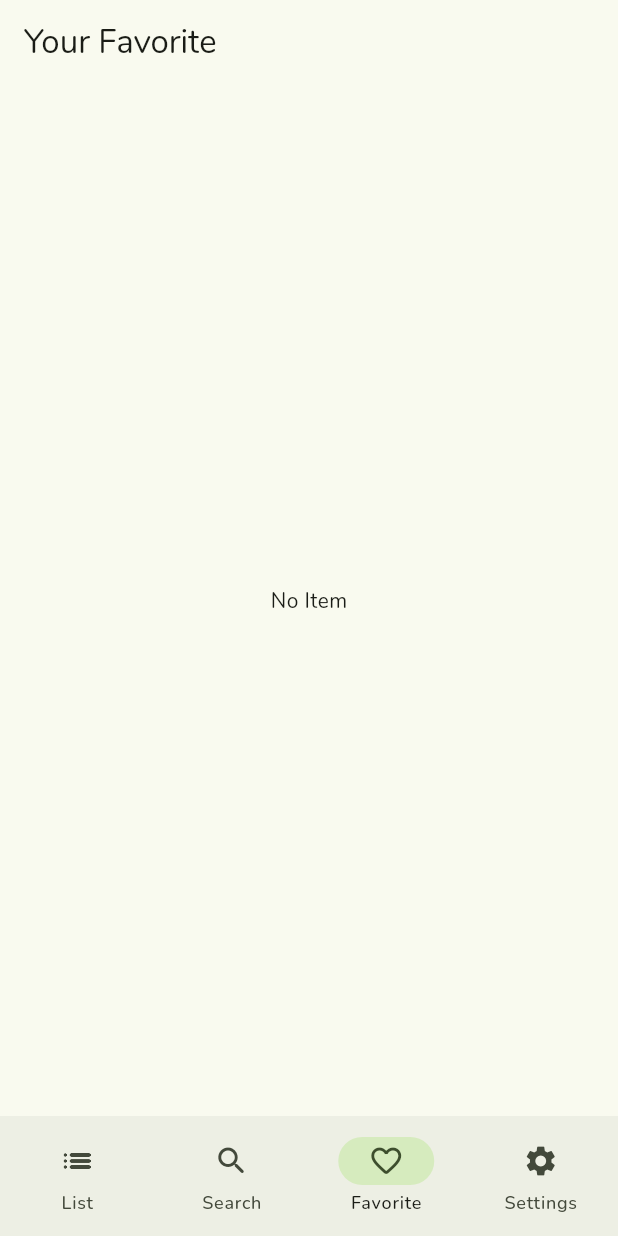
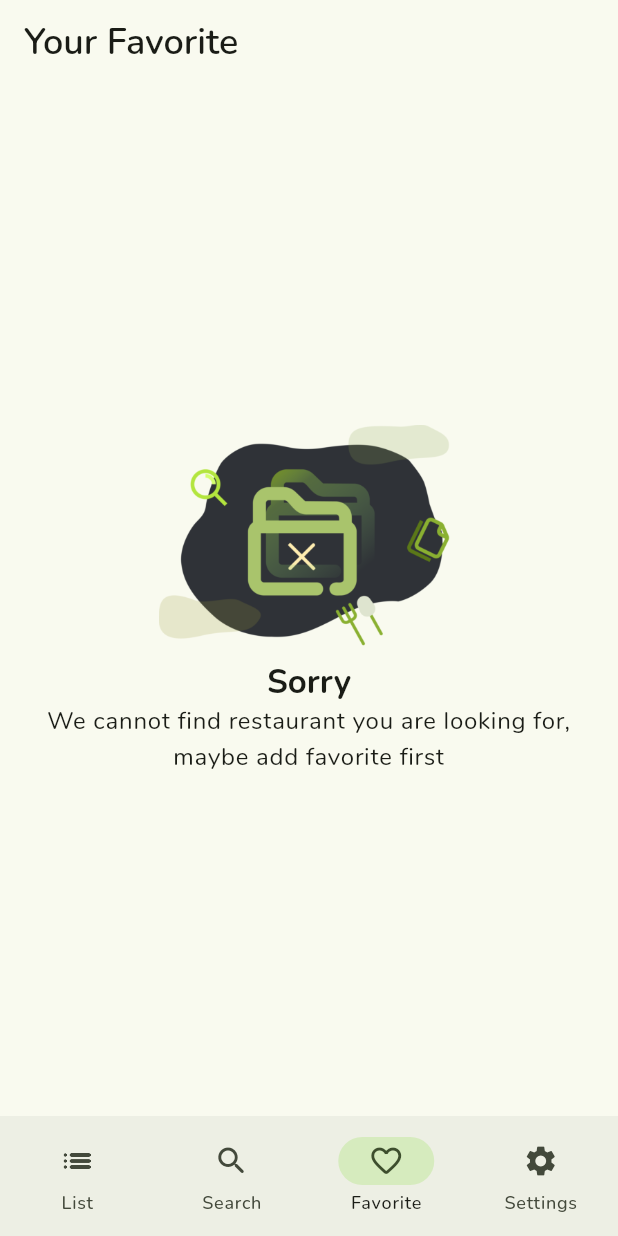
Before and after one commit to waffiqaziz/restaurantzz, a Flutter app: the screen it shows after launch, item 3 of the bottom bar chosen, on a phone screen of 412 x 824 dp. Run offline on Flutter 3.47's test engine with Material 3 defaults, Android fonts, the phone set to English and light mode, and no system bars; our stand-ins replace flutter_rating_bar, readmore, shared_preferences, sqflite, sqflite_common_ffi_web; accounts and stored records are empty; network calls fail; project files that could hold a hidden picture were left out.

Commit message:
feat: improve error message and others information with illustrations (#10)
- improve error message with illustration
- improve not found for search with illustration
- improve no favorite list with illustration

```diff
--- a/lib/core/common/strings.dart
+++ b/lib/core/common/strings.dart
@@ -30,9 +30,9 @@ class Strings {
 
   static String yourFavorite = "Your Favorite";
   static String noFavorite =
-      "We cannot find restaurant you are looking for,\nmaybe add favorite first";
+      "We cannot find restaurant you are looking for, maybe add favorite first";
 
-  static String sorry = "SORRY";
+  static String sorry = "Sorry";
   static String settings = "Settings";
   static String enableNotification = "Enable Notification";
   static String darkMode = "Dark Mode";
--- a/lib/feature/favorite/screen/favorite_screen.dart
+++ b/lib/feature/favorite/screen/favorite_screen.dart
@@ -15,7 +15,7 @@ class FavoriteScreen extends StatefulWidget {
 class _FavoriteScreenState extends State<FavoriteScreen> {
   @override
   void initState() {
-    Future.microtask(() {
+    WidgetsBinding.instance.addPostFrameCallback((_) {
       context.read<LocalDatabaseProvider>().loadAllRestaurant();
     });
     super.initState();
@@ -25,7 +25,13 @@ class _FavoriteScreenState extends State<FavoriteScreen> {
   Widget build(BuildContext context) {
     return Scaffold(
       appBar: AppBar(
-        title: Text(Strings.yourFavorite),
+        title: Text(
+          Strings.yourFavorite,
+          style: Theme.of(context)
+              .textTheme
+              .headlineSmall
+              ?.copyWith(fontWeight: FontWeight.w600),
+        ),
       ),
       body: Consumer<LocalDatabaseProvider>(
         builder: (context, value, child) {
@@ -53,12 +59,31 @@ class _FavoriteScreenState extends State<FavoriteScreen> {
                   );
                 },
               ),
-            _ => const Center(
-                child: Column(
-                  mainAxisAlignment: MainAxisAlignment.center,
-                  children: [
-                    Text("No Item"),
-                  ],
+            _ => Center(
+                child: Padding(
+                  padding: const EdgeInsets.all(16.0),
+                  child: Column(
+                    mainAxisAlignment: MainAxisAlignment.center,
+                    children: [
+                      Image.asset(
+                        "images/empty.png",
+                        width: 200,
+                      ),
+                      const SizedBox(height: 8),
+                      Text(
+                        Strings.sorry,
+                        style: Theme.of(context)
+                            .textTheme
+                            .titleLarge
+                            ?.copyWith(fontWeight: FontWeight.bold),
+                      ),
+                      Text(
+                        Strings.noFavorite,
+                        textAlign: TextAlign.center,
+                        style: Theme.of(context).textTheme.bodyLarge,
+                      ),
+                    ],
+                  ),
                 ),
               ),
           };
```
Also changed, not shown: lib/feature/detail/screen/detail_screen.dart (+15 -8 lines), lib/feature/list/screen/list_screen.dart (+14 -8 lines), lib/feature/search/screen/search_screen.dart (+50 -10 lines), assets/icon/icon-512-maskable.png (added), assets/icon/icon.png (added), images/empty.png (added), images/general_error.png (added), images/not-found.png (added), 33 other files.
